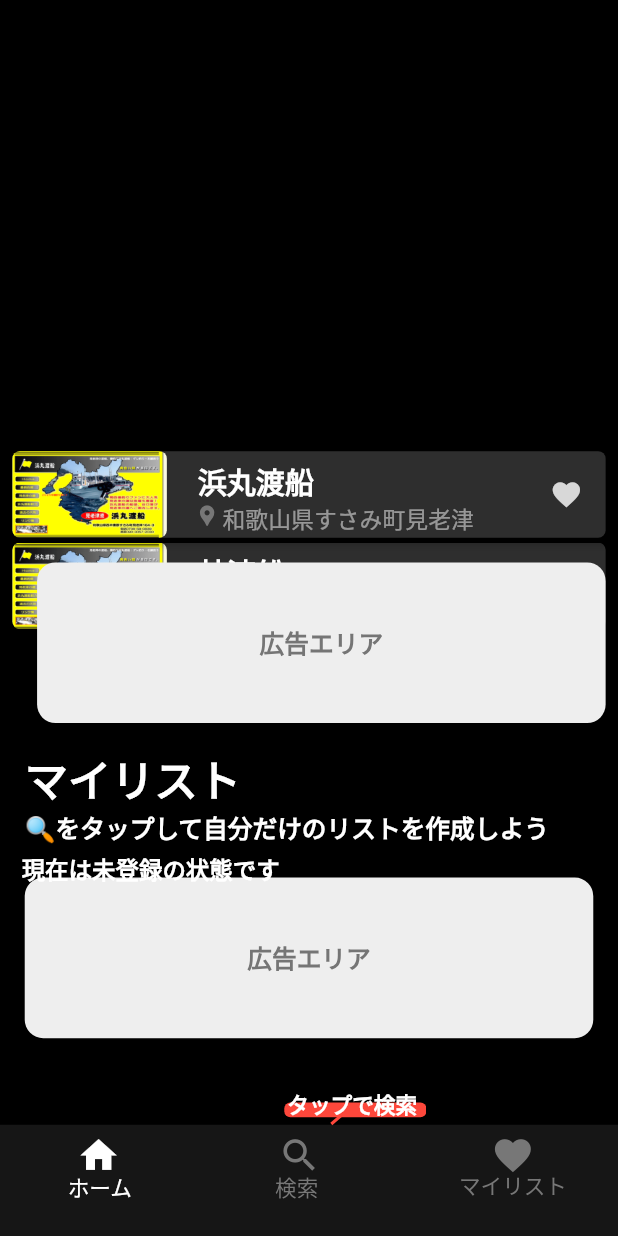
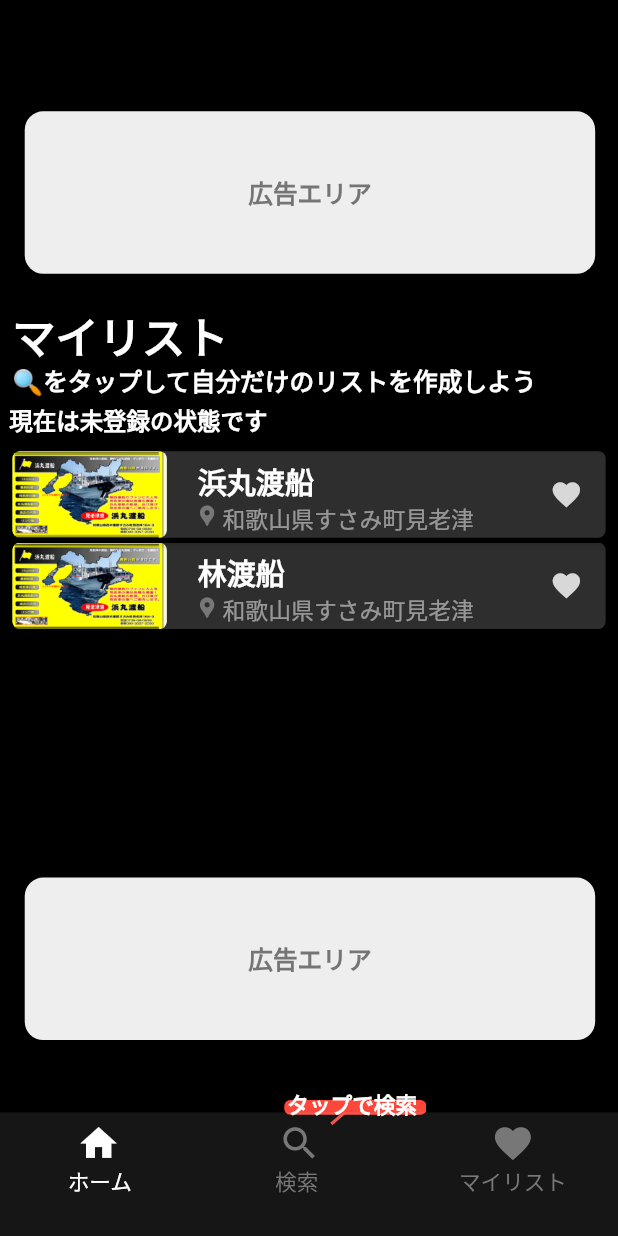
Before and after one commit to Kaito-nagai/fishing_app, a Flutter app: the screen it shows after launch, on a phone screen of 412 x 824 dp. Run offline on Flutter 3.47's test engine with Material 3 defaults, Android fonts, the phone set to English and light mode, and no system bars; our stand-ins replace flutter_dotenv, logger, shared_preferences; Roboto replaces fonts that are missing (Noto Sans JP).

Commit message:
“少し修正

```diff
--- a/lib/pages/home_initial.dart
+++ b/lib/pages/home_initial.dart
@@ -94,7 +94,7 @@ class HomeInitialScreen extends StatelessWidget {
 
                       Positioned(
                         left: 0,
-                        top: screenHeight * 0.012,
+                        top: screenHeight * 0.010,
                         child: Container(
                           width: screenWidth * 0.23,
                           height: screenHeight * 0.012,
@@ -128,14 +128,15 @@ class HomeInitialScreen extends StatelessWidget {
                   ),
                 ),
               ),
+
               Positioned(
                 left: 0,
-                top: screenHeight * 0.91,
+                top: screenHeight * 0.90,
                 child: Opacity(
                   opacity: 0.10,
                   child: Container(
                     width: screenWidth,
-                    height: screenHeight * 0.1,
+                    height: screenHeight * 0.3,
                     decoration: const BoxDecoration(
                       color: Color(0xFFD9D9D9),
                     ),
@@ -144,7 +145,7 @@ class HomeInitialScreen extends StatelessWidget {
               ),
               Positioned(
                 left: screenWidth * 0.07,
-                top: screenHeight * 0.915,
+                top: screenHeight * 0.905,
                 child: SizedBox(
                   width: screenWidth * 0.85,
                   height: screenHeight * 0.08,
@@ -160,7 +161,7 @@ class HomeInitialScreen extends StatelessWidget {
                             children: [
                               Positioned(
                                 left: 0,
-                                top: screenHeight * 0.03,
+                                top: screenHeight * 0.037,
                                 child: SizedBox(
                                   width: screenWidth * 0.18,
                                   height: screenHeight * 0.07,
@@ -201,7 +202,7 @@ class HomeInitialScreen extends StatelessWidget {
                             children: [
                               Positioned(
                                 left: 0,
-                                top: screenHeight * 0.032,
+                                top: screenHeight * 0.037,
                                 child: SizedBox(
                                   width: screenWidth * 0.12,
                                   height: screenHeight * 0.05,
@@ -241,7 +242,7 @@ class HomeInitialScreen extends StatelessWidget {
                             children: [
                               Positioned(
                                 left: 5,
-                                top: screenHeight * 0.032,
+                                top: screenHeight * 0.037,
                                 child: SizedBox(
                                   width: screenWidth * 0.12,
                                   height: screenHeight * 0.08,
@@ -275,6 +276,8 @@ class HomeInitialScreen extends StatelessWidget {
                   ),
                 ),
               ),
+
+
               Positioned(
                 left: screenWidth * 0.04,
                 top: screenHeight * 0.71,
@@ -495,7 +498,6 @@ class HomeInitialScreen extends StatelessWidget {
                   ),
                 ),
               ),
-
               Positioned(
                 left: 0,
                 top: 0,
@@ -517,9 +519,14 @@ class HomeInitialScreen extends StatelessWidget {
           ),
         ),
       ),
+     ],
+    ),
+   ),
+  ),
+
       Positioned(
         left: screenWidth * 0.015,
-        top: screenHeight * 0.324,
+        top: screenHeight * (265 / 812), // Y = 265px を画面の高さに比例させる
         child: SizedBox(
           width: screenWidth * 0.98,
           height: screenHeight * 0.035,
@@ -537,7 +544,7 @@ class HomeInitialScreen extends StatelessWidget {
       ),
       Positioned(
         left: screenWidth * 0.02,
-        top: screenHeight * 0.29,
+        top: screenHeight * (238 / 812), // Y = 240px を画面の高さに比例させる
         child: SizedBox(
           width: screenWidth * 0.98,
           height: screenHeight * 0.035,
@@ -555,7 +562,7 @@ class HomeInitialScreen extends StatelessWidget {
       ),
       Positioned(
         left: screenWidth * 0.02,
-        top: screenHeight * 0.24,
+        top: screenHeight * (200 / 812), // Y = 200px を画面の高さに比例させる
         child: SizedBox(
           width: screenWidth * 0.65,
           height: screenHeight * 0.05,
@@ -599,11 +606,7 @@ class HomeInitialScreen extends StatelessWidget {
             ],
           ),
         ),
-      ),
-    ],
-  ),
- )
- ],
-);
+      ],
+    );
+  }
 }
-}
--- a/lib/widgets/ad_placeholder.dart
+++ b/lib/widgets/ad_placeholder.dart
@@ -6,13 +6,12 @@ class AdPlaceholder extends StatelessWidget {
   final double width; // 広告エリアの幅
   final double height; // 広告エリアの高さ
 
-
   const AdPlaceholder({
-    super.key, // super パラメータを使用
+    super.key,
     this.adContent,
     this.showPlaceholder = false,
-    required this.width, // width を required にする
-    required this.height, // height を required にする
+    required this.width,
+    required this.height,
   });
 
   @override
@@ -21,12 +20,23 @@ class AdPlaceholder extends StatelessWidget {
     final screenWidth = MediaQuery.of(context).size.width;
     final screenHeight = MediaQuery.of(context).size.height;
 
-    return Container(
-      width: screenWidth * 0.92, // 横幅は画面幅の 92%
-      height: screenHeight * 0.13, // 高さは画面高さの 13%（必要に応じて調整可能）
+    // 基準デバイスのサイズ（デザインから取得）
+    const double baseWidth = 390.0; // デザインの幅
+    const double baseHeight = 844.0; // デザインの高さ
+
+    // 比率計算
+    final double widthRatio = screenWidth / baseWidth;
+    final double heightRatio = screenHeight / baseHeight;
+
+    return Positioned(
+      left: 17 * widthRatio, // X = 17px を画面幅に応じて調整
+      top: 73 * heightRatio, // Y = 73px を画面高さに応じて調整
+      child: Container(
+        width: 360 * widthRatio, // 幅をデザイン基準で調整
+        height: 111 * heightRatio, // 高さをデザイン基準で調整
         decoration: BoxDecoration(
           color: Colors.grey[200], // プレースホルダー背景色
-        borderRadius: BorderRadius.circular(screenWidth * 0.03), // 角を画面幅に基づいて調整
+          borderRadius: BorderRadius.circular(screenWidth * 0.03), // 角丸
         ),
         child: showPlaceholder
             ? Center(
@@ -34,12 +44,13 @@ class AdPlaceholder extends StatelessWidget {
                   '広告エリア', // プレースホルダーテキスト
                   style: TextStyle(
                     color: Colors.grey[600],
-                  fontSize: screenWidth * 0.04, // フォントサイズを画面幅に応じて調整
+                    fontSize: screenWidth * 0.04, // フォントサイズを画面幅に基づいて調整
                     decoration: TextDecoration.none,
                   ),
                 ),
               )
             : adContent ?? Container(), // 広告コンテンツがあれば表示、なければ空
+      ),
     );
   }
 }
```
Lines whose indentation alone changed are shown as unchanged.
